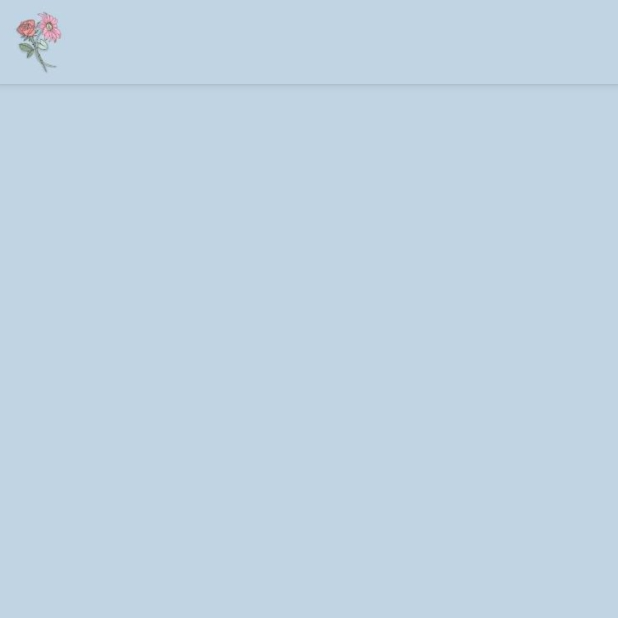
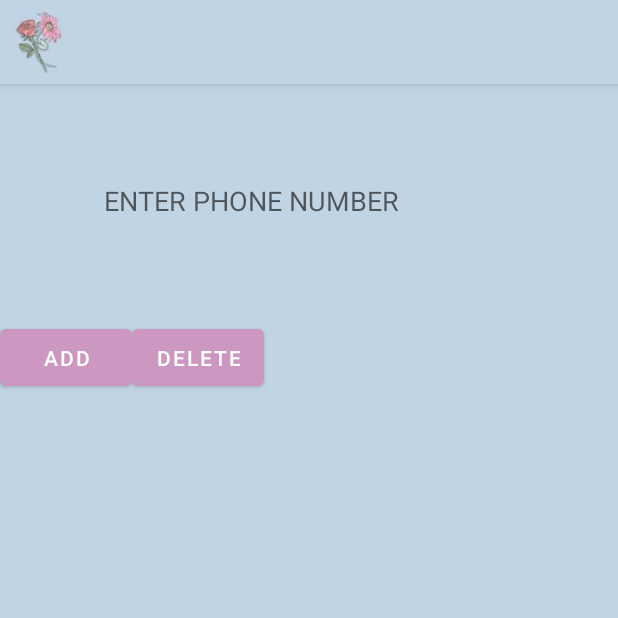
Before and after one commit to Janeth39/Final_Project, an Android app: the first screen opened directly, with no data from a screen before it, on a phone screen of 412 x 824 dp, the top half of it. Run offline under Robolectric (Android 15) with nearby library versions, the phone set to English and light mode, and no system bars.

Commit message:
add contacts page

```diff
--- a/app/src/main/java/com/example/final_project/Data.java
+++ b/app/src/main/java/com/example/final_project/Data.java
@@ -28,7 +28,7 @@ public class Data extends SQLiteOpenHelper {
     @Override
     public void onUpgrade(SQLiteDatabase db, int oldVersion, int newVersion)
     {
-        String a = "Drop table if exist" + tbName;
+        String a = "Drop table if EXIST" + tbName;
         db.execSQL(a);
         onCreate(db);
 
@@ -41,7 +41,7 @@ public class Data extends SQLiteOpenHelper {
         CV.put(col2, item1);
 
         long result = dq.insert(tbName, null, CV);
-        if (result == -1)
+        if(result == -1)
         {
             return false;
         }
@@ -52,6 +52,8 @@ public class Data extends SQLiteOpenHelper {
 
     public Cursor getListContents()
     {
-        Cursor data = db.rawQuerry("SELECT * FROM" + tbName, null);
+        SQLiteDatabase db = this.getWritableDatabase();
+        Cursor data = db.rawQuery("SELECT* FROM" + tbName, null);
+        return data;
     }
 }
--- a/app/src/main/res/layout/activity_first.xml
+++ b/app/src/main/res/layout/activity_first.xml
@@ -1,11 +1,47 @@
 <?xml version="1.0" encoding="utf-8"?>
-<androidx.constraintlayout.widget.ConstraintLayout xmlns:android="http://schemas.android.com/apk/res/android"
+<LinearLayout xmlns:android="http://schemas.android.com/apk/res/android"
     xmlns:app="http://schemas.android.com/apk/res-auto"
     xmlns:tools="http://schemas.android.com/tools"
     android:layout_width="match_parent"
     android:layout_height="match_parent"
+    app:layoutDescription="@xml/activity_first_scene"
+    android:orientation="vertical"
     tools:context=".MainActivity"
-    android:background="@color/pastel_blue">
+    android:background="@color/pastel_blue"
+    >
+
+    <LinearLayout
+        android:layout_width="match_parent"
+        android:layout_height="157dp">
+
+        <EditText
+            android:id="@+id/phoneNum"
+            android:layout_width="300dp"
+            android:layout_height="50dp"
+            android:layout_gravity="center"
+            android:textColor="@color/pastel_purple"
+            android:layout_marginLeft="65dp"
+            android:hint="ENTER PHONE NUMBER" />
+    </LinearLayout>
+
+    <LinearLayout
+        android:layout_width="match_parent"
+        android:layout_height="130dp">
+
+        <Button
+            android:id="@+id/add"
+            android:layout_width="wrap_content"
+            android:layout_height="50dp"
+            android:text="ADD" />
+
+        <Button
+            android:id="@+id/delete"
+            android:layout_width="wrap_content"
+            android:layout_height="50dp"
+            android:text="Delete" />
 
 
-</androidx.constraintlayout.widget.ConstraintLayout>
+
+    </LinearLayout>
+
+</LinearLayout>
```
